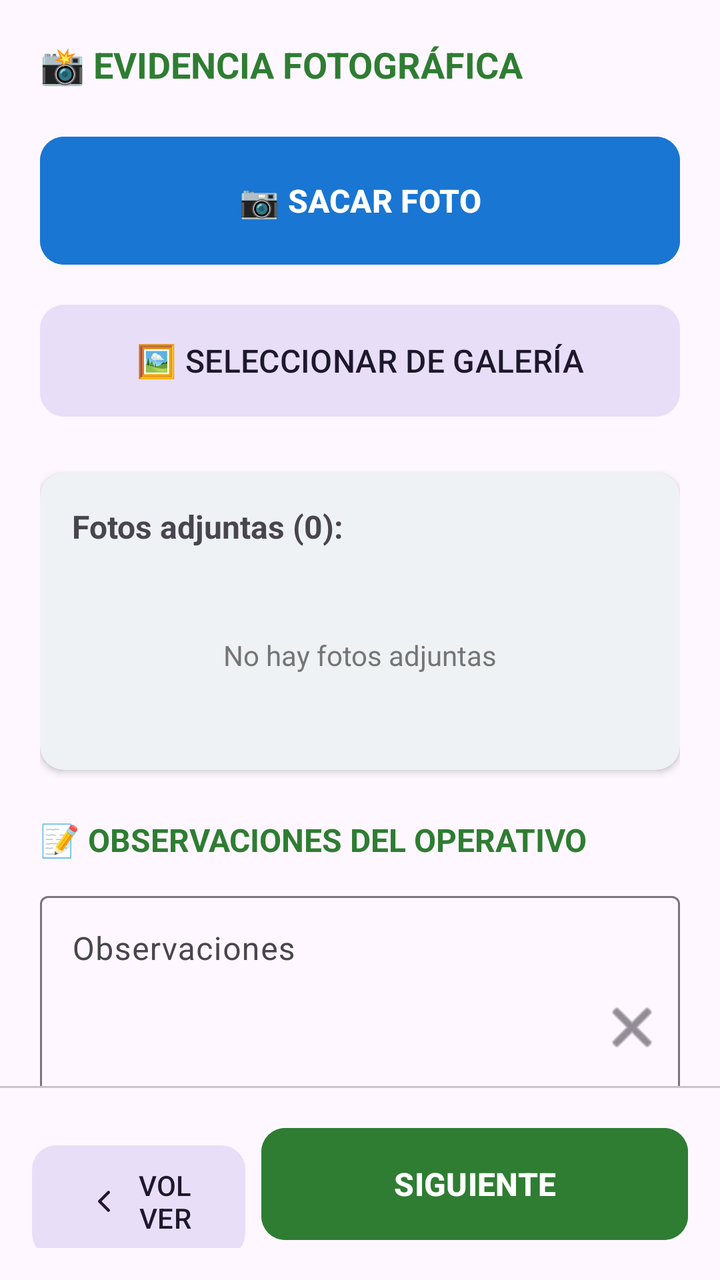
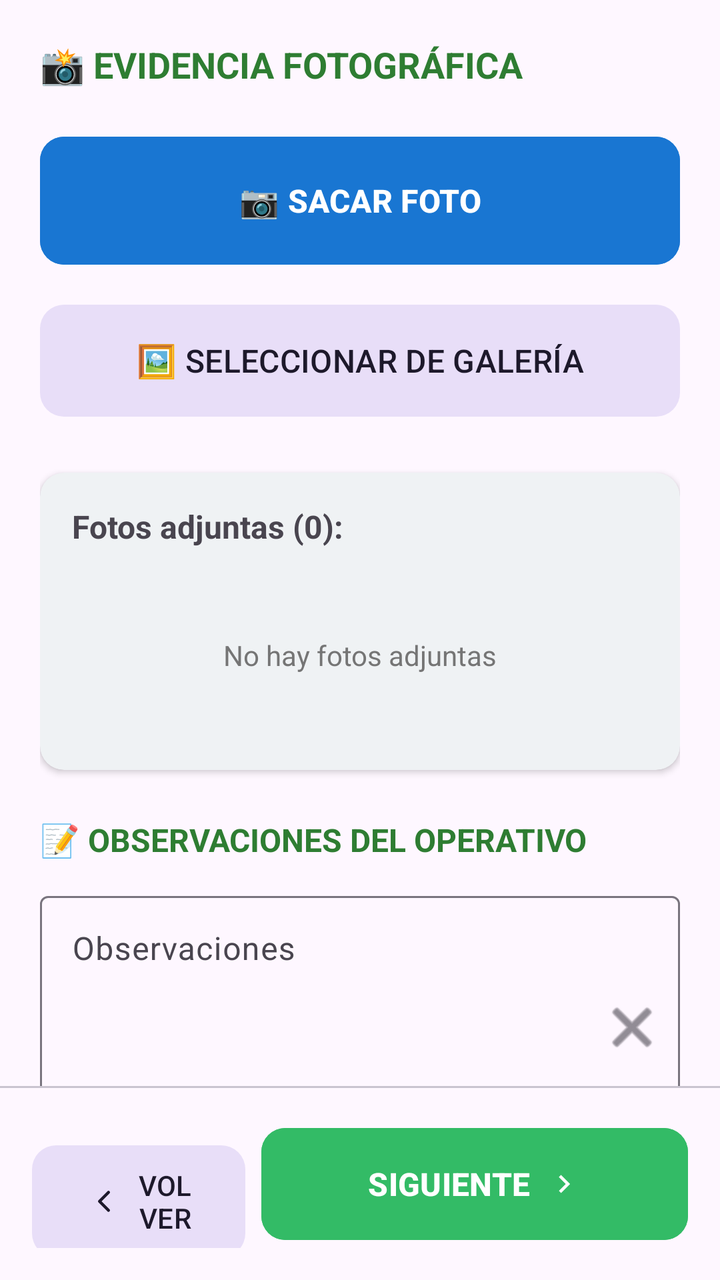

An Android layout rendered at two revisions. The XML below is the earlier revision; the diff shows what the commit changed to produce the second picture.
<!-- AndroidManifest.xml: application theme Theme.ChivilcoyActas -->
<!-- res/layout/fragment_fotos.xml -->
<?xml version="1.0" encoding="utf-8"?>
<androidx.constraintlayout.widget.ConstraintLayout xmlns:android="http://schemas.android.com/apk/res/android"
    xmlns:app="http://schemas.android.com/apk/res-auto"
    android:layout_width="match_parent"
    android:layout_height="match_parent"
    android:background="?android:attr/windowBackground">

    <androidx.core.widget.NestedScrollView
        android:id="@+id/scrollFotos"
        android:layout_width="0dp"
        android:layout_height="0dp"
        android:fillViewport="true"
        app:layout_constraintBottom_toTopOf="@id/bottomActionBar"
        app:layout_constraintEnd_toEndOf="parent"
        app:layout_constraintStart_toStartOf="parent"
        app:layout_constraintTop_toTopOf="parent">

        <LinearLayout
            android:id="@+id/contenedorPrincipal"
            android:layout_width="match_parent"
            android:layout_height="wrap_content"
            android:focusable="true"
            android:focusableInTouchMode="true"
            android:orientation="vertical"
            android:padding="20dp">

            <TextView
                android:layout_width="wrap_content"
                android:layout_height="wrap_content"
                android:layout_marginBottom="20dp"
                android:text="📸 EVIDENCIA FOTOGRÁFICA"
                android:textColor="#2E7D32"
                android:textSize="18sp"
                android:textStyle="bold" />

            <com.google.android.material.button.MaterialButton
                android:id="@+id/btnCamara"
                android:layout_width="match_parent"
                android:layout_height="72dp"
                android:layout_marginBottom="12dp"
                android:backgroundTint="#1976D2"
                android:text="📷 SACAR FOTO"
                android:textSize="16sp"
                android:textStyle="bold"
                app:cornerRadius="12dp" />

            <com.google.android.material.button.MaterialButton
                android:id="@+id/btnGaleria"
                style="@style/Widget.Material3.Button.TonalButton"
                android:layout_width="match_parent"
                android:layout_height="64dp"
                android:layout_marginBottom="24dp"
                android:text="🖼️ SELECCIONAR DE GALERÍA"
                android:textSize="16sp"
                app:cornerRadius="12dp" />

            <com.google.android.material.card.MaterialCardView
                android:layout_width="match_parent"
                android:layout_height="wrap_content"
                android:layout_marginBottom="24dp"
                app:cardCornerRadius="12dp"
                app:cardElevation="2dp"
                app:strokeWidth="0dp">

                <LinearLayout
                    android:layout_width="match_parent"
                    android:layout_height="wrap_content"
                    android:orientation="vertical"
                    android:padding="16dp">

                    <TextView
                        android:id="@+id/tvContadorFotos"
                        android:layout_width="wrap_content"
                        android:layout_height="wrap_content"
                        android:layout_marginBottom="12dp"
                        android:text="Fotos adjuntas (0):"
                        android:textSize="16sp"
                        android:textStyle="bold" />

                    <TextView
                        android:id="@+id/tvSinFotos"
                        android:layout_width="match_parent"
                        android:layout_height="wrap_content"
                        android:gravity="center"
                        android:padding="32dp"
                        android:text="No hay fotos adjuntas"
                        android:textColor="#757575"
                        android:textSize="14sp"
                        android:visibility="visible" />

                    <GridLayout
                        android:id="@+id/gridFotos"
                        android:layout_width="match_parent"
                        android:layout_height="wrap_content"
                        android:alignmentMode="alignBounds"
                        android:columnCount="3"
                        android:useDefaultMargins="true" />
                </LinearLayout>
            </com.google.android.material.card.MaterialCardView>

            <TextView
                android:layout_width="wrap_content"
                android:layout_height="wrap_content"
                android:layout_marginBottom="12dp"
                android:text="📝 OBSERVACIONES DEL OPERATIVO"
                android:textColor="#2E7D32"
                android:textSize="16sp"
                android:textStyle="bold" />

            <com.google.android.material.textfield.TextInputLayout
                android:id="@+id/inputObservaciones"
                style="@style/Widget.Material3.TextInputLayout.OutlinedBox"
                android:layout_width="match_parent"
                android:layout_height="wrap_content"
                android:layout_marginBottom="24dp"
                android:hint="Observaciones"
                app:endIconContentDescription="Borrar texto"
                app:endIconDrawable="@android:drawable/ic_menu_close_clear_cancel"
                app:endIconMode="custom"
                app:helperText="Detalle aquí lo sucedido o el descargo del infractor"
                app:helperTextEnabled="true">

                <com.google.android.material.textfield.TextInputEditText
                    android:id="@+id/etObservaciones"
                    android:layout_width="match_parent"
                    android:layout_height="wrap_content"
                    android:gravity="top"
                    android:imeOptions="actionDone"
                    android:inputType="textMultiLine|textCapSentences|textNoSuggestions"
                    android:minLines="5"
                    android:textSize="16sp" />
            </com.google.android.material.textfield.TextInputLayout>

        </LinearLayout>
    </androidx.core.widget.NestedScrollView>

    <com.google.android.material.divider.MaterialDivider
        android:id="@+id/divider"
        android:layout_width="match_parent"
        android:layout_height="wrap_content"
        app:layout_constraintBottom_toTopOf="@id/bottomActionBar" />

    <LinearLayout
        android:id="@+id/bottomActionBar"
        android:layout_width="match_parent"
        android:layout_height="wrap_content"
        android:background="?android:attr/windowBackground"
        android:orientation="horizontal"
        android:padding="16dp"
        android:weightSum="3"
        app:layout_constraintBottom_toBottomOf="parent">

        <com.google.android.material.button.MaterialButton
            android:id="@+id/btnVolverFotos"
            style="@style/Widget.Material3.Button.TonalButton"
            android:layout_width="0dp"
            android:layout_height="64dp"
            android:layout_marginEnd="8dp"
            android:layout_weight="1"
            android:text="VOLVER"
            android:textSize="14sp"
            app:cornerRadius="12dp"
            app:icon="@drawable/ic_arrow_back_thin"
            app:iconGravity="textStart" />

        <com.google.android.material.button.MaterialButton
            android:id="@+id/btnFinalizarActa"
            android:layout_width="0dp"
            android:layout_height="64dp"
            android:layout_weight="2"
            android:backgroundTint="#2E7D32"
            android:text="SIGUIENTE"
            android:textSize="16sp"
            android:textStyle="bold"
            app:cornerRadius="12dp" />
    </LinearLayout>

</androidx.constraintlayout.widget.ConstraintLayout>
<!-- resources referenced by this layout -->
<resources>
  <!-- drawable ic_arrow_back_thin (drawable) -->
  <vector xmlns:android="http://schemas.android.com/apk/res/android"
      android:width="24dp"
      android:height="24dp"
      android:viewportWidth="24"
      android:viewportHeight="24">
      <path
          android:strokeColor="#000000"
          android:strokeWidth="2"
          android:strokeLineCap="round"
          android:strokeLineJoin="round"
          android:pathData="M15,18l-6,-6 6,-6" />
  </vector>
  <style name="Theme.ChivilcoyActas" parent="Base.Theme.ChivilcoyActas" />
  <style name="Base.Theme.ChivilcoyActas" parent="Theme.Material3.DayNight.NoActionBar">
          
          <item name="colorPrimary">#33BB66</item>
  
          <item name="colorSecondary">#33BB66</item>
          <item name="android:statusBarColor">#33BB66</item>
      </style>
</resources>

<!-- the commit's change to res/layout/fragment_fotos.xml (unified diff, before → after) -->
@@ -168,11 +168,15 @@
             android:layout_width="0dp"
             android:layout_height="64dp"
             android:layout_weight="2"
-            android:backgroundTint="#2E7D32"
+            android:backgroundTint="?attr/colorPrimary"
             android:text="SIGUIENTE"
+            android:textColor="?attr/colorOnPrimary"
             android:textSize="16sp"
             android:textStyle="bold"
-            app:cornerRadius="12dp" />
+            app:cornerRadius="12dp"
+            app:icon="@drawable/ic_arrow_forward"
+            app:iconGravity="textEnd"
+            app:iconPadding="8dp" />
     </LinearLayout>
 
 </androidx.constraintlayout.widget.ConstraintLayout>
<!-- resource entries referenced after the edit -->
@@ -13,6 +13,16 @@
           android:strokeLineJoin="round"
           android:pathData="M15,18l-6,-6 6,-6" />
   </vector>
+  <!-- drawable ic_arrow_forward (drawable) -->
+  <vector xmlns:android="http://schemas.android.com/apk/res/android"
+      android:width="24dp"
+      android:height="24dp"
+      android:viewportWidth="24"
+      android:viewportHeight="24">
+      <path
+          android:fillColor="#FFFFFF"
+          android:pathData="M8.59,16.59L13.17,12L8.59,7.41L10,6L16,12L10,18L8.59,16.59Z" />
+  </vector>
   <style name="Theme.ChivilcoyActas" parent="Base.Theme.ChivilcoyActas" />
   <style name="Base.Theme.ChivilcoyActas" parent="Theme.Material3.DayNight.NoActionBar">
           
